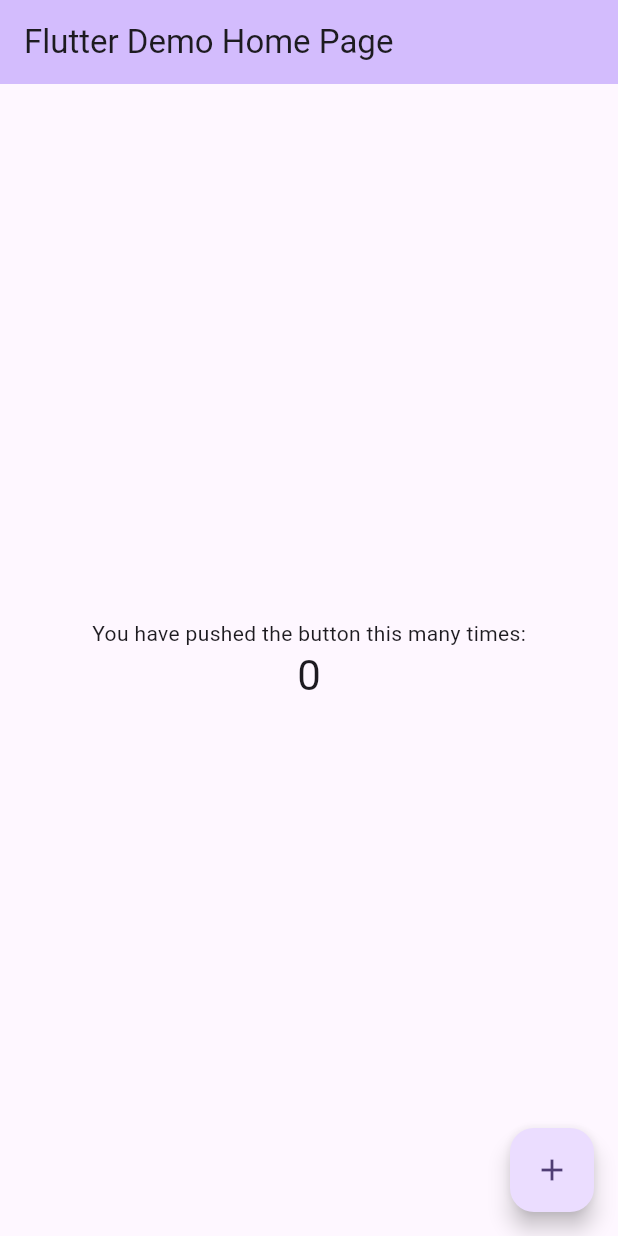
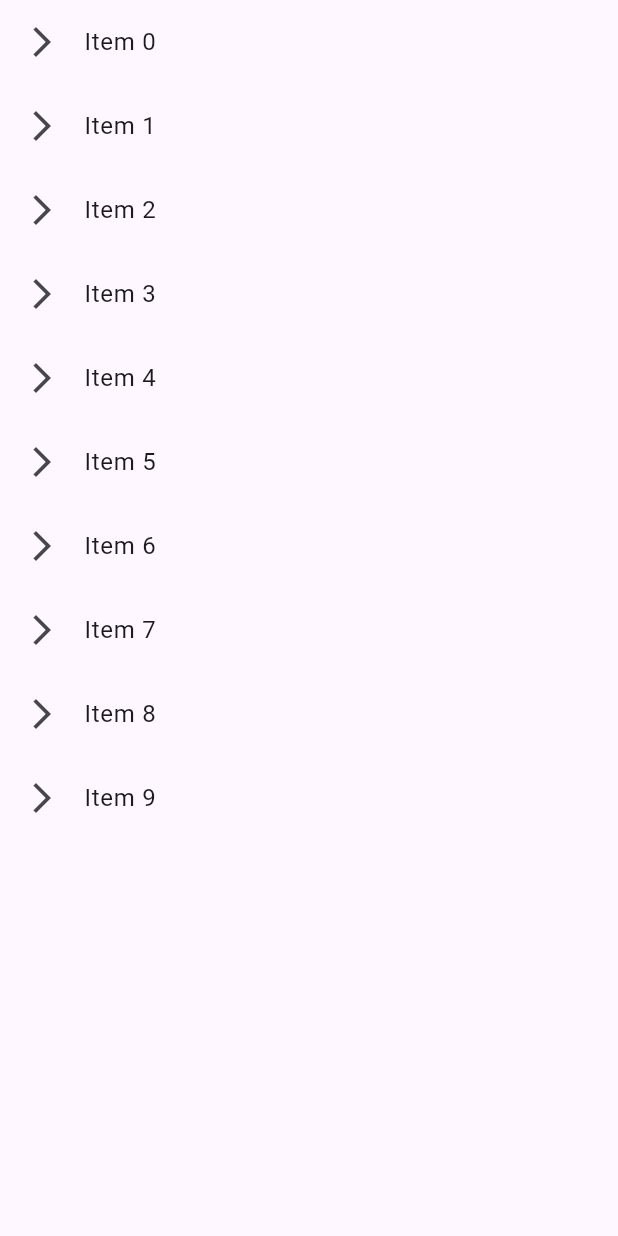
Before and after one commit to piotr-ciuba/F1_mobile_frontend_demo, a Flutter app: the screen it shows after launch, on a phone screen of 412 x 824 dp. Run offline on Flutter 3.47's test engine with Material 3 defaults, Android fonts, the phone set to English and light mode, and no system bars; our stand-ins replace dio, freezed_annotation.

```diff
--- a/lib/main.dart
+++ b/lib/main.dart
@@ -1,3 +1,4 @@
+import 'package:f1_mobile_frontend_demo/view/pages/f1_details_page.dart';
 import 'package:flutter/material.dart';
 
 void main() {
@@ -7,119 +8,15 @@ void main() {
 class MyApp extends StatelessWidget {
   const MyApp({super.key});
 
-  // This widget is the root of your application.
   @override
   Widget build(BuildContext context) {
     return MaterialApp(
       title: 'Flutter Demo',
       theme: ThemeData(
-        // This is the theme of your application.
-        //
-        // TRY THIS: Try running your application with "flutter run". You'll see
-        // the application has a purple toolbar. Then, without quitting the app,
-        // try changing the seedColor in the colorScheme below to Colors.green
-        // and then invoke "hot reload" (save your changes or press the "hot
-        // reload" button in a Flutter-supported IDE, or press "r" if you used
-        // the command line to start the app).
-        //
-        // Notice that the counter didn't reset back to zero; the application
-        // state is not lost during the reload. To reset the state, use hot
-        // restart instead.
-        //
-        // This works for code too, not just values: Most code changes can be
-        // tested with just a hot reload.
         colorScheme: ColorScheme.fromSeed(seedColor: Colors.deepPurple),
         useMaterial3: true,
       ),
-      home: const MyHomePage(title: 'Flutter Demo Home Page'),
+      home: F1DetailsPage(),
     );
   }
 }
-
-class MyHomePage extends StatefulWidget {
-  const MyHomePage({super.key, required this.title});
-
-  // This widget is the home page of your application. It is stateful, meaning
-  // that it has a State object (defined below) that contains fields that affect
-  // how it looks.
-
-  // This class is the configuration for the state. It holds the values (in this
-  // case the title) provided by the parent (in this case the App widget) and
-  // used by the build method of the State. Fields in a Widget subclass are
-  // always marked "final".
-
-  final String title;
-
-  @override
-  State<MyHomePage> createState() => _MyHomePageState();
-}
-
-class _MyHomePageState extends State<MyHomePage> {
-  int _counter = 0;
-
-  void _incrementCounter() {
-    setState(() {
-      // This call to setState tells the Flutter framework that something has
-      // changed in this State, which causes it to rerun the build method below
-      // so that the display can reflect the updated values. If we changed
-      // _counter without calling setState(), then the build method would not be
-      // called again, and so nothing would appear to happen.
-      _counter++;
-    });
-  }
-
-  @override
-  Widget build(BuildContext context) {
-    // This method is rerun every time setState is called, for instance as done
-    // by the _incrementCounter method above.
-    //
-    // The Flutter framework has been optimized to make rerunning build methods
-    // fast, so that you can just rebuild anything that needs updating rather
-    // than having to individually change instances of widgets.
-    return Scaffold(
-      appBar: AppBar(
-        // TRY THIS: Try changing the color here to a specific color (to
-        // Colors.amber, perhaps?) and trigger a hot reload to see the AppBar
-        // change color while the other colors stay the same.
-        backgroundColor: Theme.of(context).colorScheme.inversePrimary,
-        // Here we take the value from the MyHomePage object that was created by
-        // the App.build method, and use it to set our appbar title.
-        title: Text(widget.title),
-      ),
-      body: Center(
-        // Center is a layout widget. It takes a single child and positions it
-        // in the middle of the parent.
-        child: Column(
-          // Column is also a layout widget. It takes a list of children and
-          // arranges them vertically. By default, it sizes itself to fit its
-          // children horizontally, and tries to be as tall as its parent.
-          //
-          // Column has various properties to control how it sizes itself and
-          // how it positions its children. Here we use mainAxisAlignment to
-          // center the children vertically; the main axis here is the vertical
-          // axis because Columns are vertical (the cross axis would be
-          // horizontal).
-          //
-          // TRY THIS: Invoke "debug painting" (choose the "Toggle Debug Paint"
-          // action in the IDE, or press "p" in the console), to see the
-          // wireframe for each widget.
-          mainAxisAlignment: MainAxisAlignment.center,
-          children: <Widget>[
-            const Text(
-              'You have pushed the button this many times:',
-            ),
-            Text(
-              '$_counter',
-              style: Theme.of(context).textTheme.headlineMedium,
-            ),
-          ],
-        ),
-      ),
-      floatingActionButton: FloatingActionButton(
-        onPressed: _incrementCounter,
-        tooltip: 'Increment',
-        child: const Icon(Icons.add),
-      ), // This trailing comma makes auto-formatting nicer for build methods.
-    );
-  }
-}
--- /dev/null
+++ b/lib/view/pages/f1_details_page.dart
@@ -0,0 +1,55 @@
+import 'package:dio/dio.dart';
+import 'package:f1_mobile_frontend_demo/common/endpoints.dart';
+import 'package:f1_mobile_frontend_demo/core/repositories/f1_repository.dart';
+import 'package:f1_mobile_frontend_demo/core/services/f1_service.dart';
+import 'package:f1_mobile_frontend_demo/core/utils/api_client.dart';
+import 'package:f1_mobile_frontend_demo/models/race/race.dart';
+import 'package:flutter/material.dart';
+
+class F1DetailsPage extends StatefulWidget {
+  const F1DetailsPage({super.key});
+
+  @override
+  State<F1DetailsPage> createState() => _F1DetailsPageState();
+}
+
+class _F1DetailsPageState extends State<F1DetailsPage> {
+  ApiClient get apiClient => ApiClient(
+        dio: Dio(),
+        endpoints: Endpoints(),
+      );
+
+  F1Service get f1Service => F1Service(apiClient);
+  F1Repository get f1Repository => F1Repository(f1Service);
+
+  List<Race>? races;
+
+  @override
+  Widget build(BuildContext context) {
+    return Scaffold(
+      body: SafeArea(
+        child: ListView.builder(
+          itemCount: races != null ? races!.length : 10,
+          itemBuilder: (context, index) {
+            return ListTile(
+              title: races != null
+                  ? Text(races![index].raceName ?? '')
+                  : Text('Item $index'),
+              leading: GestureDetector(
+                onTap: () async {
+                  List<Race>? racesResponse = await f1Repository.getF1Races();
+
+                  if (racesResponse is List<Race>) {
+                    races = racesResponse;
+                    setState(() {});
+                  }
+                },
+                child: const Icon(Icons.arrow_forward_ios),
+              ),
+            );
+          },
+        ),
+      ),
+    );
+  }
+}
```
